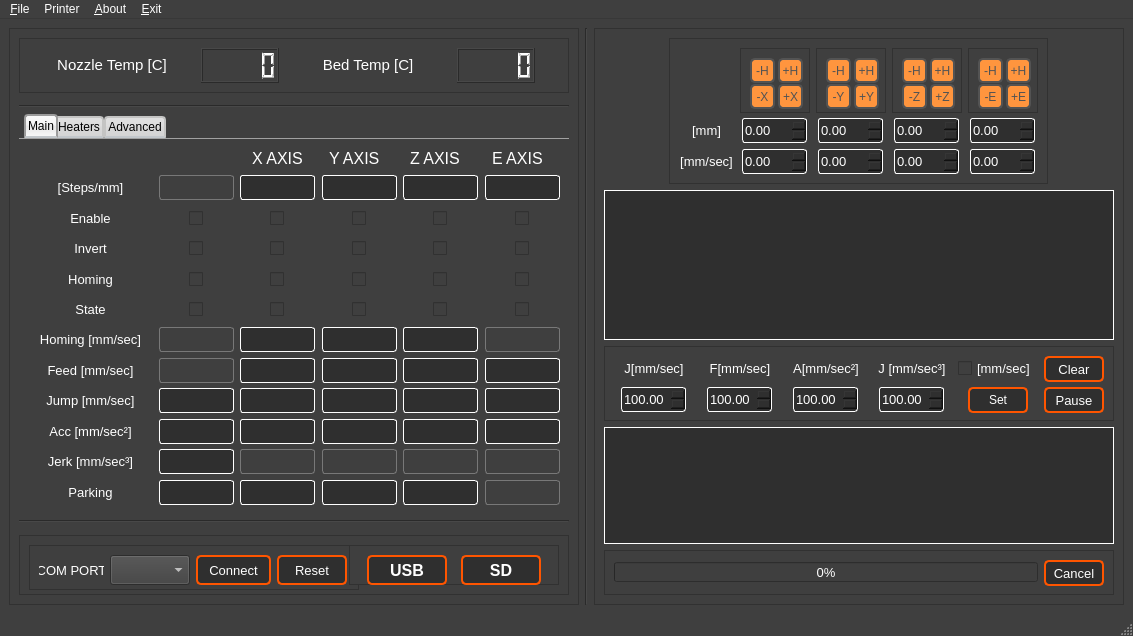
Before: the Qt Designer form Docs/QtDesigner/mainwindow_design.ui in PanagiotisMenounos/3DHex, drawn with Qt 5.
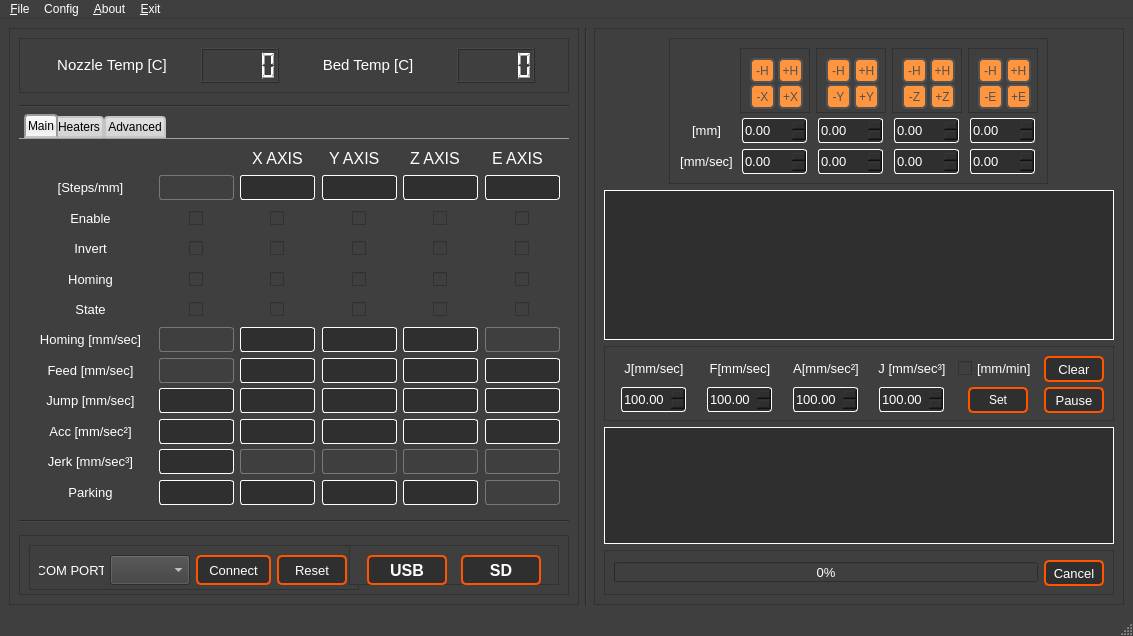
After: the same form once the commit is applied.

Diff of the .ui file:
```diff
--- a/Docs/QtDesigner/mainwindow_design.ui
+++ b/Docs/QtDesigner/mainwindow_design.ui
@@ -7139,7 +7139,7 @@
              </font>
             </property>
             <property name="text">
-             <string>[mm/sec]</string>
+             <string>[mm/min]</string>
             </property>
            </widget>
           </item>
@@ -7676,7 +7676,7 @@
    </widget>
    <widget class="QMenu" name="menuPrinter">
     <property name="title">
-     <string>Printer</string>
+     <string>Config</string>
     </property>
     <addaction name="actionPrinter0"/>
     <addaction name="actionPrinter1"/>
```
